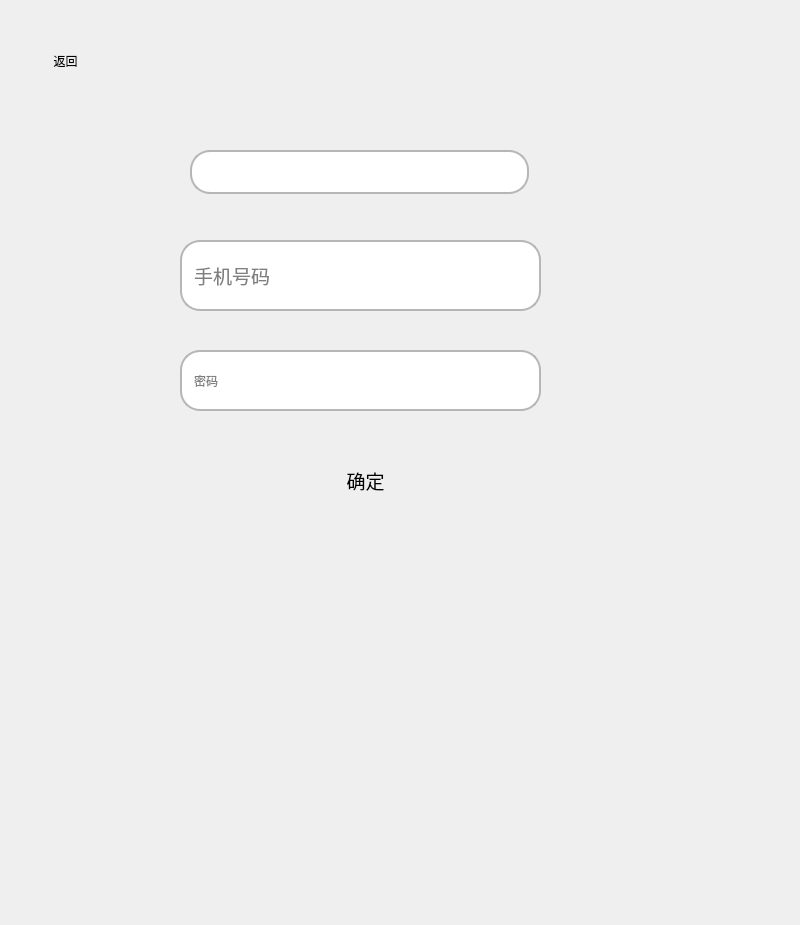
trv3wood/AccountSystem-Demo, file forgotpwd.ui: the form before one commit.
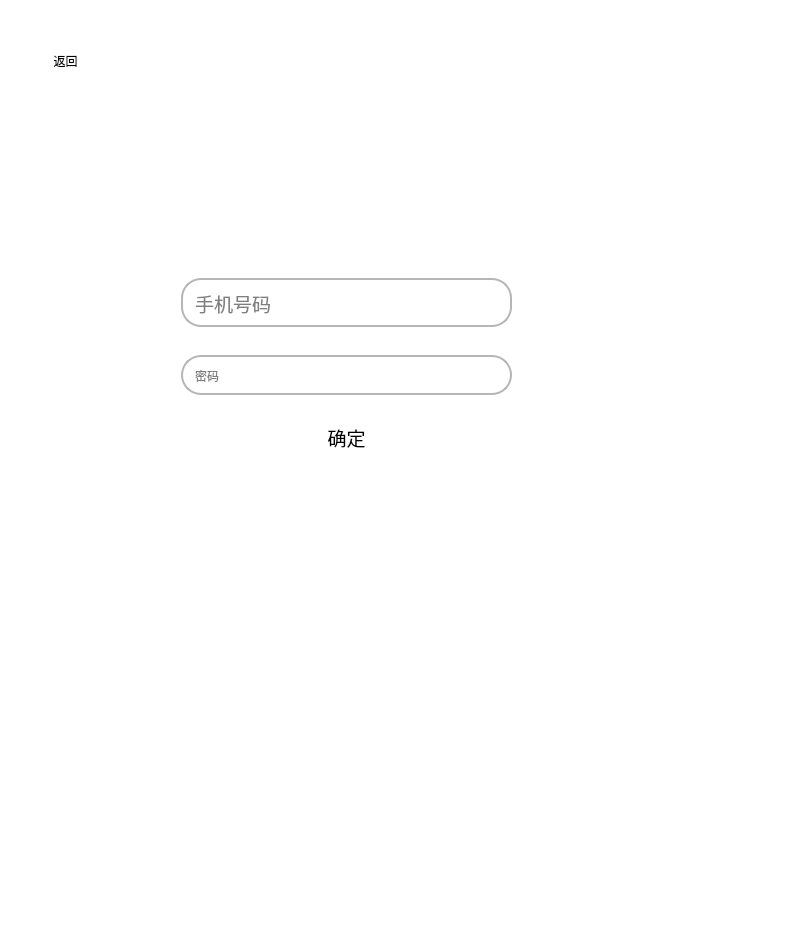
The form after the commit. Icons and pictures are not drawn.

Commit message: Fix formatting issues and add password reset functionality

```diff
--- a/forgotpwd.ui
+++ b/forgotpwd.ui
@@ -29,7 +29,11 @@
     <normaloff>:/resources/icon.webp</normaloff>:/resources/icon.webp</iconset>
   </property>
   <property name="styleSheet">
-   <string notr="true">QPushButton {
+   <string notr="true">#forgotpwd {
+	
+	background-color: rgb(255, 255, 255);
+}
+QPushButton {
 	border-radius: 20px;
 	font: 14pt &quot;Microsoft YaHei UI&quot;;
 	color:  black;
@@ -47,113 +51,6 @@
 	font: 14pt &quot;Microsoft YaHei UI&quot;;
 }</string>
   </property>
-  <widget class="QPushButton" name="pushButton">
-   <property name="geometry">
-    <rect>
-     <x>250</x>
-     <y>460</y>
-     <width>231</width>
-     <height>41</height>
-    </rect>
-   </property>
-   <property name="sizeIncrement">
-    <size>
-     <width>44</width>
-     <height>44</height>
-    </size>
-   </property>
-   <property name="font">
-    <font>
-     <family>Microsoft YaHei UI</family>
-     <pointsize>14</pointsize>
-     <italic>false</italic>
-     <bold>false</bold>
-    </font>
-   </property>
-   <property name="text">
-    <string>确定</string>
-   </property>
-  </widget>
-  <widget class="QLineEdit" name="phonenum">
-   <property name="geometry">
-    <rect>
-     <x>180</x>
-     <y>240</y>
-     <width>361</width>
-     <height>71</height>
-    </rect>
-   </property>
-   <property name="baseSize">
-    <size>
-     <width>339</width>
-     <height>44</height>
-    </size>
-   </property>
-   <property name="font">
-    <font>
-     <family>Microsoft YaHei UI</family>
-     <pointsize>14</pointsize>
-     <italic>false</italic>
-     <bold>false</bold>
-    </font>
-   </property>
-   <property name="text">
-    <string/>
-   </property>
-   <property name="placeholderText">
-    <string>手机号码</string>
-   </property>
-  </widget>
-  <widget class="QLineEdit" name="passwd">
-   <property name="geometry">
-    <rect>
-     <x>180</x>
-     <y>350</y>
-     <width>361</width>
-     <height>61</height>
-    </rect>
-   </property>
-   <property name="baseSize">
-    <size>
-     <width>339</width>
-     <height>44</height>
-    </size>
-   </property>
-   <property name="placeholderText">
-    <string>密码</string>
-   </property>
-  </widget>
-  <widget class="QLineEdit" name="exist">
-   <property name="enabled">
-    <bool>false</bool>
-   </property>
-   <property name="geometry">
-    <rect>
-     <x>190</x>
-     <y>150</y>
-     <width>339</width>
-     <height>44</height>
-    </rect>
-   </property>
-   <property name="baseSize">
-    <size>
-     <width>339</width>
-     <height>44</height>
-    </size>
-   </property>
-   <property name="acceptDrops">
-    <bool>true</bool>
-   </property>
-   <property name="autoFillBackground">
-    <bool>false</bool>
-   </property>
-   <property name="frame">
-    <bool>false</bool>
-   </property>
-   <property name="readOnly">
-    <bool>true</bool>
-   </property>
-  </widget>
   <widget class="QPushButton" name="backBtn">
    <property name="geometry">
     <rect>
@@ -167,6 +64,79 @@
     <string>返回</string>
    </property>
   </widget>
+  <widget class="QWidget" name="">
+   <property name="geometry">
+    <rect>
+     <x>181</x>
+     <y>256</y>
+     <width>331</width>
+     <height>221</height>
+    </rect>
+   </property>
+   <layout class="QVBoxLayout" name="verticalLayout">
+    <item>
+     <widget class="QLineEdit" name="phonenum">
+      <property name="baseSize">
+       <size>
+        <width>339</width>
+        <height>44</height>
+       </size>
+      </property>
+      <property name="font">
+       <font>
+        <family>Microsoft YaHei UI</family>
+        <pointsize>14</pointsize>
+        <italic>false</italic>
+        <bold>false</bold>
+       </font>
+      </property>
+      <property name="text">
+       <string/>
+      </property>
+      <property name="placeholderText">
+       <string>手机号码</string>
+      </property>
+     </widget>
+    </item>
+    <item>
+     <widget class="QLineEdit" name="passwd">
+      <property name="baseSize">
+       <size>
+        <width>339</width>
+        <height>44</height>
+       </size>
+      </property>
+      <property name="echoMode">
+       <enum>QLineEdit::PasswordEchoOnEdit</enum>
+      </property>
+      <property name="placeholderText">
+       <string>密码</string>
+      </property>
+     </widget>
+    </item>
+    <item>
+     <widget class="QPushButton" name="pushButton">
+      <property name="sizeIncrement">
+       <size>
+        <width>44</width>
+        <height>44</height>
+       </size>
+      </property>
+      <property name="font">
+       <font>
+        <family>Microsoft YaHei UI</family>
+        <pointsize>14</pointsize>
+        <italic>false</italic>
+        <bold>false</bold>
+       </font>
+      </property>
+      <property name="text">
+       <string>确定</string>
+      </property>
+     </widget>
+    </item>
+   </layout>
+  </widget>
  </widget>
  <tabstops>
   <tabstop>exist</tabstop>
```
Left out of the diff: 1 changed line with no effect on the pictures. The commit also changes 1 other file.
